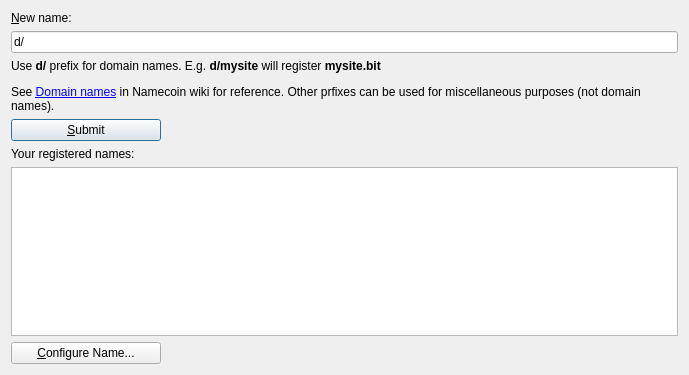
Before: the Qt Designer form src/qt/forms/managenamespage.ui in davispuh/namecoin, drawn with Qt 5.
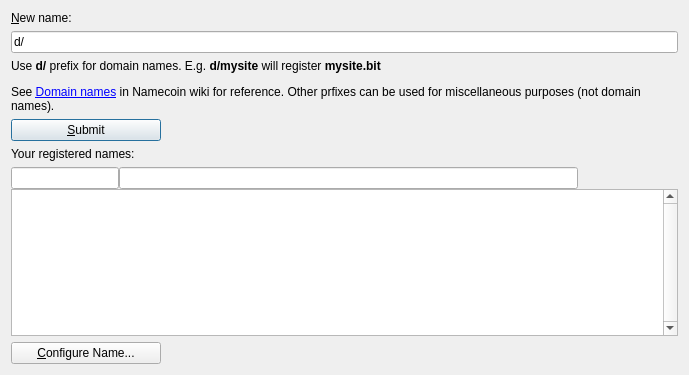
After: the same form once the commit is applied. Icons and pictures are not drawn. Custom widgets are drawn as their Qt base class.

Commit message: Filter box on "Manage names" page, minor GUI modifications.

```diff
--- a/src/qt/forms/managenamespage.ui
+++ b/src/qt/forms/managenamespage.ui
@@ -139,6 +139,60 @@
       </widget>
      </item>
      <item>
+      <layout class="QVBoxLayout" name="verticalLayout_2">
+       <property name="spacing">
+        <number>0</number>
+       </property>
+       <item>
+        <layout class="QHBoxLayout" name="horizontalLayout_2">
+         <property name="spacing">
+          <number>0</number>
+         </property>
+         <item>
+          <widget class="QValidatedLineEdit" name="nameFilter">
+           <property name="sizePolicy">
+            <sizepolicy hsizetype="Fixed" vsizetype="Fixed">
+             <horstretch>0</horstretch>
+             <verstretch>0</verstretch>
+            </sizepolicy>
+           </property>
+           <property name="toolTip">
+            <string>Enter part of name to search for</string>
+           </property>
+           <property name="text">
+            <string notr="true"/>
+           </property>
+          </widget>
+         </item>
+         <item>
+          <widget class="QValidatedLineEdit" name="valueFilter">
+           <property name="toolTip">
+            <string>Enter part of value to search for</string>
+           </property>
+           <property name="text">
+            <string notr="true"/>
+           </property>
+          </widget>
+         </item>
+         <item>
+          <spacer name="horizontalSpacer_ExpiresIn">
+           <property name="orientation">
+            <enum>Qt::Horizontal</enum>
+           </property>
+           <property name="sizeType">
+            <enum>QSizePolicy::Fixed</enum>
+           </property>
+           <property name="sizeHint" stdset="0">
+            <size>
+             <width>100</width>
+             <height>20</height>
+            </size>
+           </property>
+          </spacer>
+         </item>
+        </layout>
+       </item>
+       <item>
       <widget class="QTableView" name="tableView">
        <property name="contextMenuPolicy">
         <enum>Qt::CustomContextMenu</enum>
@@ -146,6 +200,9 @@
        <property name="toolTip">
         <string>Double-click name to configure</string>
        </property>
+         <property name="verticalScrollBarPolicy">
+          <enum>Qt::ScrollBarAlwaysOn</enum>
+         </property>
        <property name="tabKeyNavigation">
         <bool>false</bool>
        </property>
@@ -165,6 +222,8 @@
         <bool>false</bool>
        </attribute>
       </widget>
+       </item>
+      </layout>
      </item>
      <item>
       <widget class="QPushButton" name="configureNameButton">
```
Left out of the diff: 2 changed lines with no effect on the pictures. Lines whose indentation alone changed are shown as unchanged. The commit also changes 6 other files.
